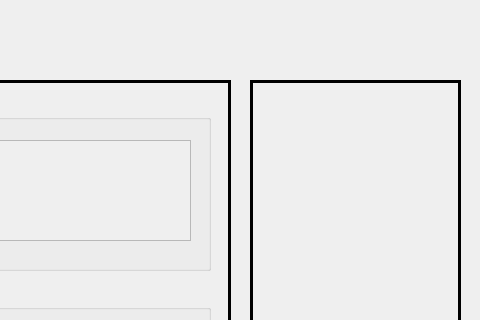
First picture: the form in s1Pantry.ui, repository ReneeTong/a8-edu-app, before the edit; both pictures show x 520 to 1000 and y 0 to 320 of the 1000 by 700 pixel window.
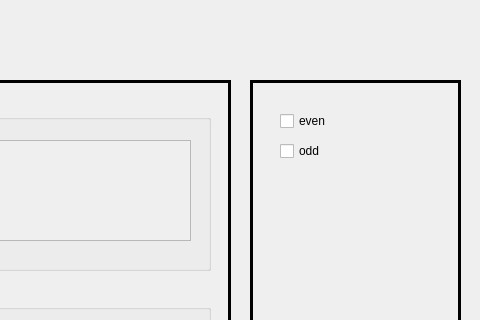
Second picture: the form after the edit. Custom widgets are drawn as their Qt base class.

```diff
--- a/s1Pantry.ui
+++ b/s1Pantry.ui
@@ -204,6 +204,32 @@
      <string>next</string>
     </property>
    </widget>
+   <widget class="QCheckBox" name="evenBox">
+    <property name="geometry">
+     <rect>
+      <x>30</x>
+      <y>30</y>
+      <width>151</width>
+      <height>22</height>
+     </rect>
+    </property>
+    <property name="text">
+     <string>even</string>
+    </property>
+   </widget>
+   <widget class="QCheckBox" name="oddBox">
+    <property name="geometry">
+     <rect>
+      <x>30</x>
+      <y>60</y>
+      <width>151</width>
+      <height>22</height>
+     </rect>
+    </property>
+    <property name="text">
+     <string>odd</string>
+    </property>
+   </widget>
   </widget>
  </widget>
  <customwidgets>
```
